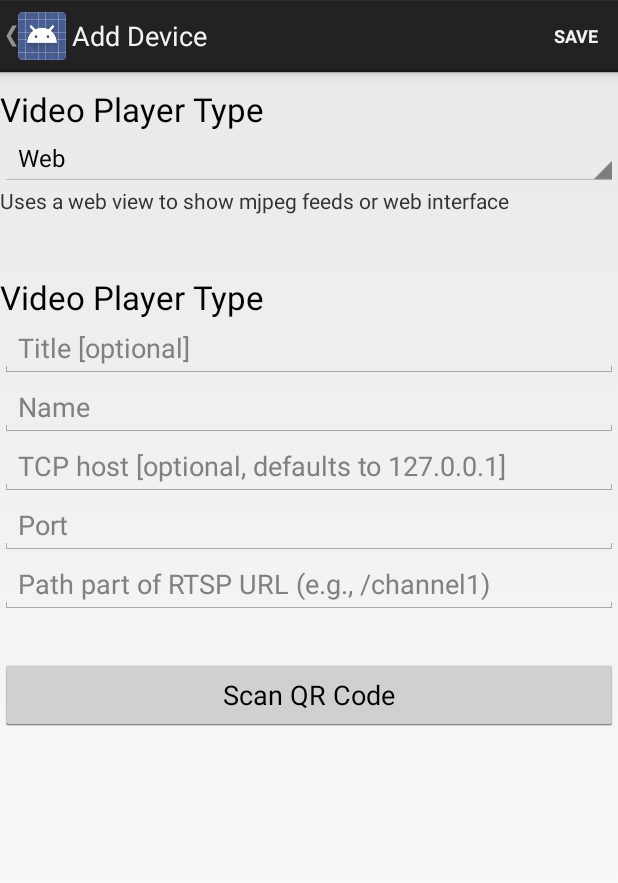
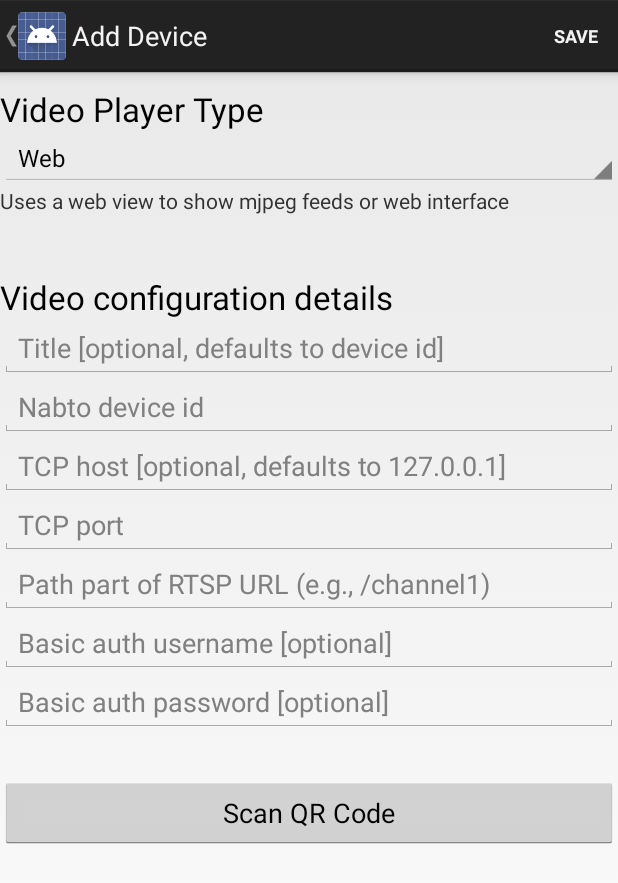
Before and after one commit to nabto/nabto-android-rtsp-wip, an Android app: the AddDeviceActivity screen opened directly, with no data from a screen before it, on a phone screen of 412 x 824 dp. Shown: the top 883 px of the screen. Run offline under Robolectric (Android 15) with nearby library versions, the phone set to English and light mode, and no system bars.

Commit message:
add basic auth input fields

```diff
--- a/android-video/src/main/java/com/nabto/nabtovideo/AddDeviceActivity.java
+++ b/android-video/src/main/java/com/nabto/nabtovideo/AddDeviceActivity.java
@@ -95,12 +95,16 @@ public class AddDeviceActivity extends Activity implements AdapterView.OnItemSel
         EditText hostEditText = (EditText)findViewById(R.id.hostEditText);
         EditText portEditText = (EditText)findViewById(R.id.portEditText);
         EditText urlEditText = (EditText)findViewById(R.id.urlEditText);
+        EditText userEditText = (EditText)findViewById(R.id.basicAuthUserEditText);
+        EditText passEditText = (EditText)findViewById(R.id.basicAuthPasswordEditText);
 
         String title = titleEditText.getText().toString();
         String name = nameEditText.getText().toString().toLowerCase();
         String host = hostEditText.getText().toString().toLowerCase();
         String port = portEditText.getText().toString();
         String url = urlEditText.getText().toString();
+        String user = userEditText.getText().toString();
+        String pass = passEditText.getText().toString();
 
         if (name.isEmpty() || port.isEmpty()) {
             finish();
@@ -118,7 +122,7 @@ public class AddDeviceActivity extends Activity implements AdapterView.OnItemSel
 
         int typeInt = deviceType;
 
-        VideoDevice device = new VideoDevice(title, name, url, portInt, typeInt, 0, host);
+        VideoDevice device = new VideoDevice(title, name, url, portInt, typeInt, 0, host, user, pass);
         Storage storage = new Storage();
         storage.addFavorite(getApplicationContext(), device);
 
--- a/android-video/src/main/java/com/nabto/nabtovideo/VideoPlayerActivity.java
+++ b/android-video/src/main/java/com/nabto/nabtovideo/VideoPlayerActivity.java
@@ -104,7 +104,7 @@ public class VideoPlayerActivity extends Activity {
         videoView.setOnErrorListener(new IMediaPlayer.OnErrorListener() {
             @Override
             public boolean onError(IMediaPlayer mp, int what, int extra) {
-                Log.e(this.getClass().getSimpleName(), "MediaPlayer onError: " + what);
+                Log.e(this.getClass().getSimpleName(), "MediaPlayer onError: " + what + ", extra: " + extra);
 
                 showErrorDialog(R.string.video_error_details);
                 return true;
--- a/android-video/src/main/java/com/nabto/nabtovideo/util/Storage.java
+++ b/android-video/src/main/java/com/nabto/nabtovideo/util/Storage.java
@@ -107,12 +107,13 @@ public class Storage {
         if (category != null && !category.equals("")) {
             categoryInt = Integer.parseInt(category);
         }
-
+        ///cam/realmonitor?channel=13&subtype=1
+//(reverse-i-search)`sim': simpleclient_app -q 9ixbrrhq.7t9bw.appmyproduct.com --tunnel 12345:172.16.0.197:554
         if (host == null) {
             host = "127.0.0.1";
         }
 
-        VideoDevice device = new VideoDevice(title, name, url, portInt, typeInt, categoryInt, host);
+        VideoDevice device = new VideoDevice(title, name, url, portInt, typeInt, categoryInt, host, "", "");
         addFavorite(context, device);
     }
 }
--- a/android-video/src/main/res/layout/activity_add_device.xml
+++ b/android-video/src/main/res/layout/activity_add_device.xml
@@ -41,7 +41,7 @@
         android:layout_width="wrap_content"
         android:layout_height="wrap_content"
         android:textAppearance="?android:attr/textAppearanceLarge"
-        android:text="@string/video_player_type"
+        android:text="Video configuration details"
         android:id="@+id/textView5"
         android:layout_below="@+id/typeDescriptionTextView"
         android:layout_alignParentLeft="true"
@@ -54,7 +54,7 @@
         android:layout_width="wrap_content"
         android:layout_height="wrap_content"
         android:id="@+id/titleEditText"
-        android:hint="@string/title_placeholder"
+        android:hint="Title [optional, defaults to device id]"
         android:layout_below="@+id/textView5"
         android:layout_alignParentLeft="true"
         android:layout_alignParentStart="true"
@@ -68,7 +68,7 @@
         android:layout_width="wrap_content"
         android:layout_height="wrap_content"
         android:id="@+id/nameEditText"
-        android:hint="@string/name_placeholder"
+        android:hint="Nabto device id"
         android:layout_below="@+id/titleEditText"
         android:layout_alignParentLeft="true"
         android:layout_alignParentStart="true"
@@ -96,7 +96,7 @@
         android:layout_width="wrap_content"
         android:layout_height="wrap_content"
         android:id="@+id/portEditText"
-        android:hint="@string/port_placeholder"
+        android:hint="TCP port"
         android:inputType="number"
         android:layout_below="@+id/hostEditText"
         android:layout_alignParentLeft="true"
@@ -120,12 +120,42 @@
         android:imeOptions="actionDone"
         android:inputType="text" />
 
+    <EditText
+        android:layout_width="wrap_content"
+        android:layout_height="wrap_content"
+        android:id="@+id/basicAuthUserEditText"
+        android:hint="Basic auth username [optional]"
+        android:inputType="text"
+        android:layout_below="@+id/urlEditText"
+        android:layout_alignParentLeft="true"
+        android:layout_alignParentStart="true"
+        android:layout_alignParentRight="true"
+        android:layout_alignParentEnd="true"
+        android:imeOptions="actionNext"
+        android:singleLine="true" />
+
+    <EditText
+        android:layout_width="wrap_content"
+        android:layout_height="wrap_content"
+        android:id="@+id/basicAuthPasswordEditText"
+        android:hint="Basic auth password [optional]"
+        android:inputType="text"
+        android:layout_below="@+id/basicAuthUserEditText"
+        android:layout_alignParentLeft="true"
+        android:layout_alignParentStart="true"
+        android:layout_alignParentRight="true"
+        android:layout_alignParentEnd="true"
+        android:imeOptions="actionNext"
+        android:singleLine="true" />
+
+
+
     <Button
         android:layout_width="wrap_content"
         android:layout_height="wrap_content"
         android:text="@string/qr_scan"
         android:id="@+id/qr_scan"
-        android:layout_below="@+id/urlEditText"
+        android:layout_below="@+id/basicAuthPasswordEditText"
         android:layout_alignParentLeft="true"
         android:layout_alignParentStart="true"
         android:layout_marginTop="30dp"
```
Also changed, not shown: android-video/src/main/java/com/nabto/nabtovideo/MainActivity.java (+13 -3 lines), android-video/src/main/java/com/nabto/nabtovideo/util/VideoDevice.java (+8 -1 lines).
